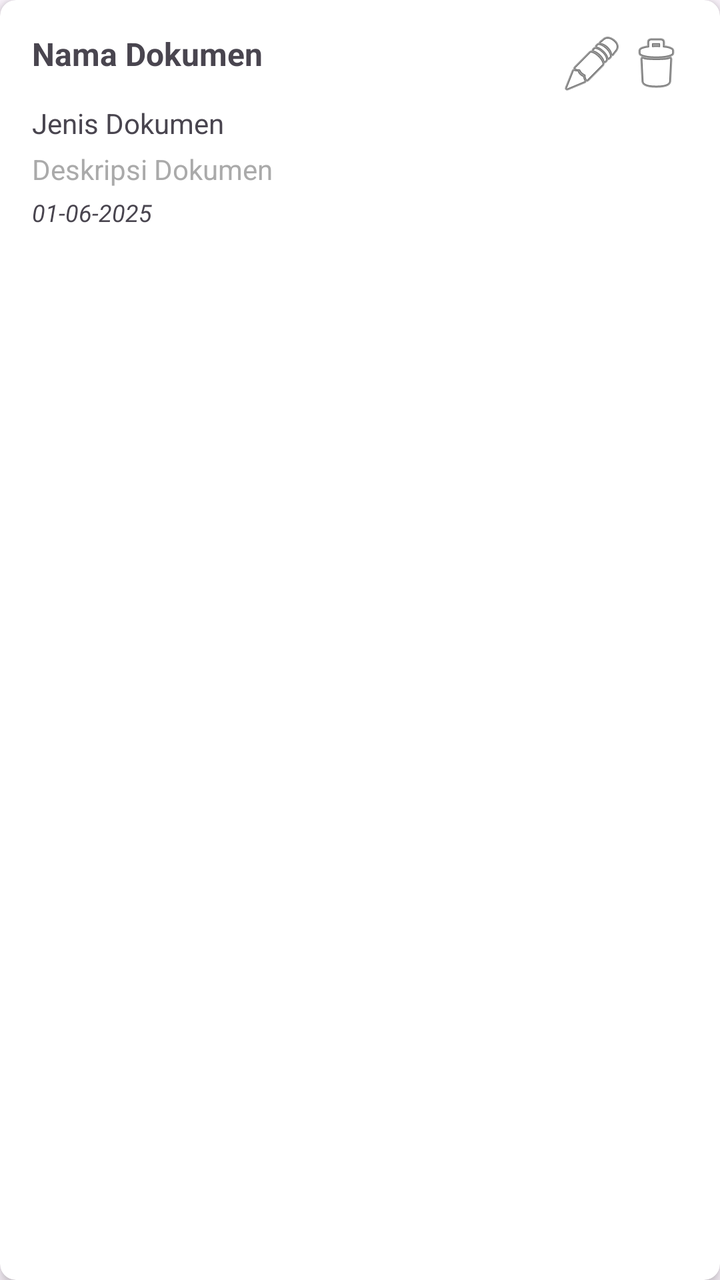
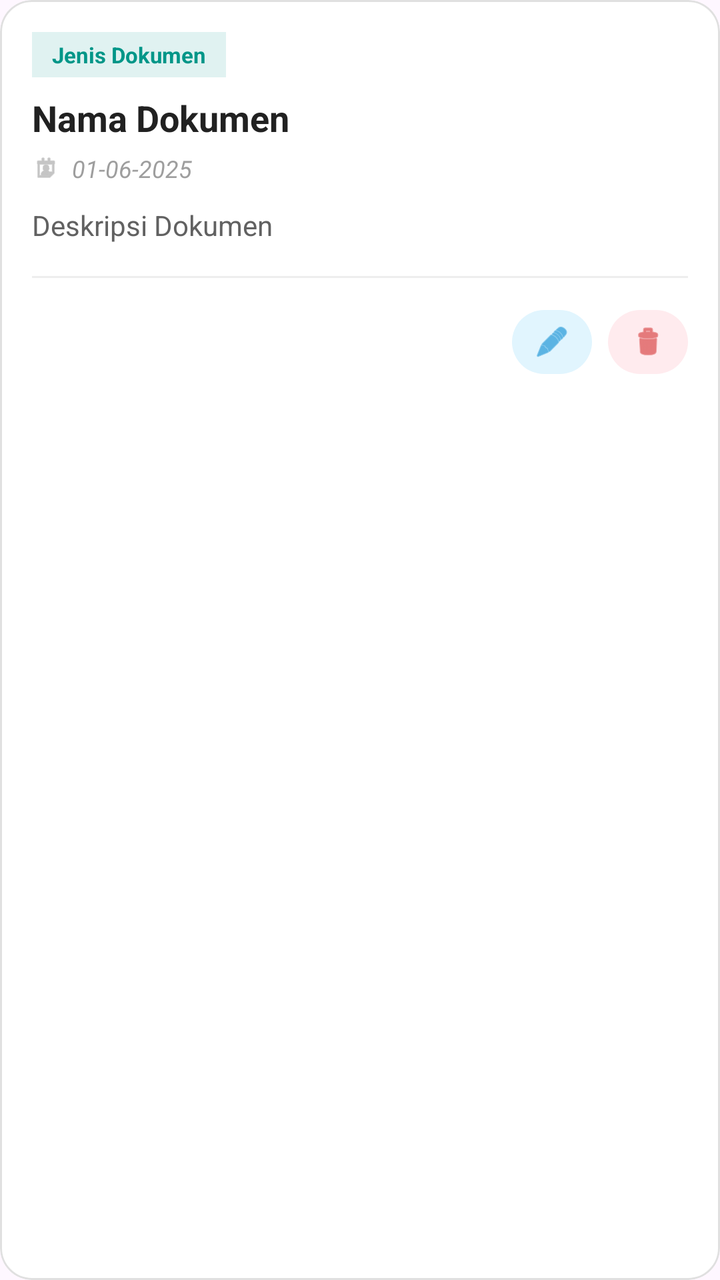

Before-and-after screenshots of an Android layout around one commit, followed by the original layout XML and the change that was made.
<!-- AndroidManifest.xml: application theme Theme.Anaanlume -->
<!-- res/layout/item_dokumen_publik.xml -->
<?xml version="1.0" encoding="utf-8"?>
<androidx.cardview.widget.CardView xmlns:android="http://schemas.android.com/apk/res/android"
    xmlns:app="http://schemas.android.com/apk/res-auto"
    android:layout_width="match_parent"
    android:layout_height="wrap_content"
    android:layout_margin="8dp"
    app:cardCornerRadius="8dp"
    app:cardElevation="4dp">

    <LinearLayout
        android:layout_width="match_parent"
        android:layout_height="wrap_content"
        android:orientation="vertical"
        android:padding="16dp">

        <RelativeLayout
            android:layout_width="match_parent"
            android:layout_height="wrap_content">

            <TextView
                android:id="@+id/tvNamaDokumen"
                android:layout_width="wrap_content"
                android:layout_height="wrap_content"
                android:text="Nama Dokumen"
                android:textStyle="bold"
                android:textSize="16sp"
                android:layout_toStartOf="@id/btnDelete"
                android:layout_alignParentStart="true"/>
            <ImageButton
                android:id="@+id/btnEdit"
                android:layout_width="wrap_content"
                android:layout_height="wrap_content"
                android:layout_toStartOf="@id/btnDelete"
                android:background="?attr/selectableItemBackgroundBorderless"
                android:src="@android:drawable/ic_menu_edit"/>
            <ImageButton
                android:id="@+id/btnDelete"
                android:layout_width="wrap_content"
                android:layout_height="wrap_content"
                android:layout_alignParentEnd="true"
                android:layout_centerInParent="true"
                android:background="?attr/selectableItemBackgroundBorderless"
                android:src="@android:drawable/ic_menu_delete"
                android:contentDescription="Hapus Dokumen" />
        </RelativeLayout>

        <TextView
            android:id="@+id/tvJenisDokumen"
            android:layout_width="match_parent"
            android:layout_height="wrap_content"
            android:layout_marginTop="4dp"
            android:text="Jenis Dokumen"
            android:textSize="14sp" />

        <TextView
            android:id="@+id/tvDeskripsi"
            android:layout_width="match_parent"
            android:layout_height="wrap_content"
            android:layout_marginTop="4dp"
            android:text="Deskripsi Dokumen"
            android:textColor="@android:color/darker_gray" />

        <TextView
            android:id="@+id/tvTanggalUpload"
            android:layout_width="match_parent"
            android:layout_height="wrap_content"
            android:layout_marginTop="4dp"
            android:text="01-06-2025"
            android:textSize="12sp"
            android:textStyle="italic" />

    </LinearLayout>
</androidx.cardview.widget.CardView>
<!-- resources referenced by this layout -->
<resources>
  <style name="Theme.Anaanlume" parent="Base.Theme.Anaanlume" />
  <style name="Base.Theme.Anaanlume" parent="Theme.Material3.DayNight.NoActionBar">
          
          
      </style>
</resources>

<!-- the commit's change to res/layout/item_dokumen_publik.xml (unified diff, before → after) -->
@@ -1,73 +1,130 @@
 <?xml version="1.0" encoding="utf-8"?>
-<androidx.cardview.widget.CardView xmlns:android="http://schemas.android.com/apk/res/android"
+<com.google.android.material.card.MaterialCardView
+    xmlns:android="http://schemas.android.com/apk/res/android"
     xmlns:app="http://schemas.android.com/apk/res-auto"
     android:layout_width="match_parent"
     android:layout_height="wrap_content"
-    android:layout_margin="8dp"
-    app:cardCornerRadius="8dp"
-    app:cardElevation="4dp">
+    android:layout_marginStart="16dp"
+    android:layout_marginEnd="16dp"
+    android:layout_marginTop="8dp"
+    android:layout_marginBottom="8dp"
+    app:cardCornerRadius="16dp"
+    app:cardElevation="0dp"
+    app:strokeWidth="1dp"
+    app:strokeColor="#E0E0E0"
+    android:backgroundTint="#FFFFFF">
 
-    <LinearLayout
+    <androidx.constraintlayout.widget.ConstraintLayout
         android:layout_width="match_parent"
         android:layout_height="wrap_content"
-        android:orientation="vertical"
         android:padding="16dp">
-
-        <RelativeLayout
-            android:layout_width="match_parent"
-            android:layout_height="wrap_content">
-
-            <TextView
-                android:id="@+id/tvNamaDokumen"
-                android:layout_width="wrap_content"
-                android:layout_height="wrap_content"
-                android:text="Nama Dokumen"
-                android:textStyle="bold"
-                android:textSize="16sp"
-                android:layout_toStartOf="@id/btnDelete"
-                android:layout_alignParentStart="true"/>
-            <ImageButton
-                android:id="@+id/btnEdit"
-                android:layout_width="wrap_content"
-                android:layout_height="wrap_content"
-                android:layout_toStartOf="@id/btnDelete"
-                android:background="?attr/selectableItemBackgroundBorderless"
-                android:src="@android:drawable/ic_menu_edit"/>
-            <ImageButton
-                android:id="@+id/btnDelete"
-                android:layout_width="wrap_content"
-                android:layout_height="wrap_content"
-                android:layout_alignParentEnd="true"
-                android:layout_centerInParent="true"
-                android:background="?attr/selectableItemBackgroundBorderless"
-                android:src="@android:drawable/ic_menu_delete"
-                android:contentDescription="Hapus Dokumen" />
-        </RelativeLayout>
 
         <TextView
             android:id="@+id/tvJenisDokumen"
-            android:layout_width="match_parent"
+            android:layout_width="wrap_content"
             android:layout_height="wrap_content"
-            android:layout_marginTop="4dp"
             android:text="Jenis Dokumen"
-            android:textSize="14sp" />
+            android:textSize="11sp"
+            android:textStyle="bold"
+            android:textColor="#009688"
+            android:background="#E0F2F1"
+            android:paddingHorizontal="10dp"
+            android:paddingVertical="4dp"
+            app:layout_constraintTop_toTopOf="parent"
+            app:layout_constraintStart_toStartOf="parent" />
+
+        <TextView
+            android:id="@+id/tvNamaDokumen"
+            android:layout_width="0dp"
+            android:layout_height="wrap_content"
+            android:layout_marginTop="8dp"
+            android:text="Nama Dokumen"
+            android:textColor="#212121"
+            android:textSize="18sp"
+            android:textStyle="bold"
+            app:layout_constraintTop_toBottomOf="@id/tvJenisDokumen"
+            app:layout_constraintStart_toStartOf="parent"
+            app:layout_constraintEnd_toEndOf="parent" />
+
+        <ImageView
+            android:id="@+id/ivCalendar"
+            android:layout_width="14dp"
+            android:layout_height="14dp"
+            android:layout_marginTop="6dp"
+            android:src="@android:drawable/ic_menu_my_calendar"
+            app:tint="#9E9E9E"
+            app:layout_constraintTop_toBottomOf="@id/tvNamaDokumen"
+            app:layout_constraintStart_toStartOf="parent" />
+
+        <TextView
+            android:id="@+id/tvTanggalUpload"
+            android:layout_width="0dp"
+            android:layout_height="wrap_content"
+            android:layout_marginStart="6dp"
+            android:text="01-06-2025"
+            android:textColor="#9E9E9E"
+            android:textSize="12sp"
+            android:textStyle="italic"
+            app:layout_constraintBottom_toBottomOf="@id/ivCalendar"
+            app:layout_constraintTop_toTopOf="@id/ivCalendar"
+            app:layout_constraintStart_toEndOf="@id/ivCalendar"
+            app:layout_constraintEnd_toEndOf="parent" />
 
         <TextView
             android:id="@+id/tvDeskripsi"
             android:layout_width="match_parent"
             android:layout_height="wrap_content"
-            android:layout_marginTop="4dp"
+            android:layout_marginTop="12dp"
             android:text="Deskripsi Dokumen"
-            android:textColor="@android:color/darker_gray" />
+            android:textColor="#616161"
+            android:textSize="14sp"
+            android:maxLines="2"
+            android:ellipsize="end"
+            app:layout_constraintTop_toBottomOf="@id/ivCalendar"
+            app:layout_constraintStart_toStartOf="parent" />
 
-        <TextView
-            android:id="@+id/tvTanggalUpload"
+        <View
+            android:id="@+id/divider"
             android:layout_width="match_parent"
-            android:layout_height="wrap_content"
-            android:layout_marginTop="4dp"
-            android:text="01-06-2025"
-            android:textSize="12sp"
-            android:textStyle="italic" />
+            android:layout_height="1dp"
+            android:layout_marginTop="16dp"
+            android:background="#EEEEEE"
+            app:layout_constraintTop_toBottomOf="@id/tvDeskripsi" />
 
-    </LinearLayout>
-</androidx.cardview.widget.CardView>
+        <com.google.android.material.button.MaterialButton
+            android:id="@+id/btnEdit"
+            android:layout_width="40dp"
+            android:layout_height="40dp"
+            android:layout_marginTop="12dp"
+            android:layout_marginEnd="8dp"
+            android:padding="0dp"
+            app:icon="@android:drawable/ic_menu_edit"
+            app:iconGravity="textStart"
+            app:iconPadding="0dp"
+            app:iconTint="#0288D1"
+            app:backgroundTint="#E1F5FE"
+            app:cornerRadius="20dp"
+            app:elevation="0dp"
+            app:layout_constraintTop_toBottomOf="@id/divider"
+            app:layout_constraintEnd_toStartOf="@id/btnDelete"
+            app:layout_constraintBottom_toBottomOf="parent" />
+
+        <com.google.android.material.button.MaterialButton
+            android:id="@+id/btnDelete"
+            android:layout_width="40dp"
+            android:layout_height="40dp"
+            android:layout_marginTop="12dp"
+            android:padding="0dp"
+            app:icon="@android:drawable/ic_menu_delete"
+            app:iconGravity="textStart"
+            app:iconPadding="0dp"
+            app:iconTint="#D32F2F"
+            app:backgroundTint="#FFEBEE"
+            app:cornerRadius="20dp"
+            app:elevation="0dp"
+            app:layout_constraintTop_toBottomOf="@id/divider"
+            app:layout_constraintEnd_toEndOf="parent"
+            app:layout_constraintBottom_toBottomOf="parent" />
+
+    </androidx.constraintlayout.widget.ConstraintLayout>
+</com.google.android.material.card.MaterialCardView>
